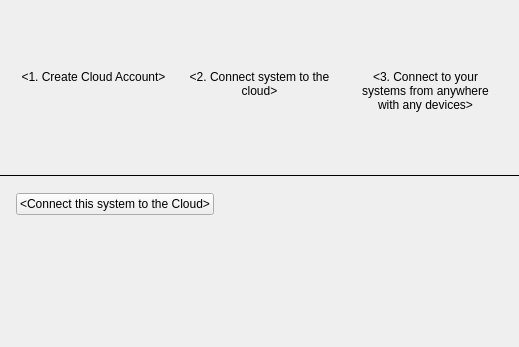
Above: vms/client/nx_vms_client_desktop/src/ui/widgets/system_settings/cloud_management_widget.ui from networkoptix/nx_open before the change. Below: the same form after it.
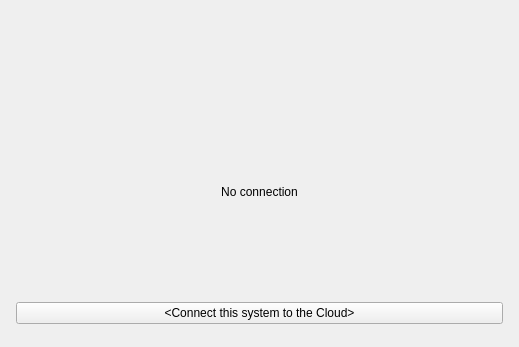
That is the form after the change. Custom widgets are drawn as their Qt base class.

Commit message: VMS-47270: Update appearance of 'Cloud' tab of System Administration dialog

The edit to the form file:
```diff
--- a/vms/client/nx_vms_client_desktop/src/ui/widgets/system_settings/cloud_management_widget.ui
+++ b/vms/client/nx_vms_client_desktop/src/ui/widgets/system_settings/cloud_management_widget.ui
@@ -34,184 +34,145 @@
      <widget class="QWidget" name="notLinkedPage">
       <layout class="QVBoxLayout" name="verticalLayout_2">
        <property name="spacing">
-        <number>0</number>
-       </property>
-       <property name="leftMargin">
-        <number>0</number>
+        <number>16</number>
        </property>
        <property name="topMargin">
-        <number>0</number>
-       </property>
-       <property name="rightMargin">
-        <number>0</number>
+        <number>16</number>
        </property>
        <property name="bottomMargin">
-        <number>0</number>
+        <number>16</number>
        </property>
        <item>
-        <widget class="nx::vms::client::desktop::Panel" name="introWidget" native="true">
-         <layout class="QGridLayout" name="introLayout" columnstretch="1,0,1,0,1">
-          <property name="leftMargin">
-           <number>20</number>
-          </property>
-          <property name="topMargin">
-           <number>40</number>
-          </property>
-          <property name="rightMargin">
-           <number>20</number>
-          </property>
-          <property name="bottomMargin">
-           <number>16</number>
-          </property>
-          <property name="verticalSpacing">
-           <number>16</number>
-          </property>
-          <item row="0" column="3" rowspan="2">
-           <widget class="QLabel" name="arrow2Label">
-            <property name="text">
-             <string notr="true"/>
-            </property>
-           </widget>
-          </item>
-          <item row="0" column="1" rowspan="2">
-           <widget class="QLabel" name="arrow1Label">
-            <property name="text">
-             <string notr="true"/>
-            </property>
-           </widget>
-          </item>
-          <item row="1" column="2">
-           <widget class="QLabel" name="promo2TextLabel">
-            <property name="text">
-             <string notr="true">&lt;2. Connect system
-to the cloud&gt;</string>
-            </property>
-            <property name="alignment">
-             <set>Qt::AlignHCenter|Qt::AlignTop</set>
-            </property>
-            <property name="wordWrap">
-             <bool>true</bool>
-            </property>
-           </widget>
-          </item>
-          <item row="1" column="4">
-           <widget class="QLabel" name="promo3TextLabel">
-            <property name="text">
-             <string notr="true">&lt;3. Connect to your systems
-from anywhere with any
-devices&gt;</string>
-            </property>
-            <property name="alignment">
-             <set>Qt::AlignHCenter|Qt::AlignTop</set>
-            </property>
-            <property name="wordWrap">
-             <bool>true</bool>
-            </property>
-           </widget>
-          </item>
-          <item row="0" column="2">
-           <widget class="QLabel" name="promo2Label">
-            <property name="text">
-             <string/>
-            </property>
-            <property name="alignment">
-             <set>Qt::AlignCenter</set>
-            </property>
-           </widget>
-          </item>
-          <item row="3" column="0" colspan="5">
-           <widget class="QLabel" name="learnMoreLabel">
-            <property name="text">
-             <string notr="true">&lt;Learn more about the cloud&gt;</string>
-            </property>
-            <property name="alignment">
-             <set>Qt::AlignCenter</set>
-            </property>
-            <property name="openExternalLinks">
-             <bool>true</bool>
-            </property>
-           </widget>
-          </item>
-          <item row="0" column="4">
-           <widget class="QLabel" name="promo3Label">
-            <property name="text">
-             <string/>
-            </property>
-            <property name="alignment">
-             <set>Qt::AlignCenter</set>
-            </property>
-           </widget>
-          </item>
-          <item row="0" column="0">
-           <widget class="QLabel" name="promo1Label">
-            <property name="text">
-             <string/>
-            </property>
-            <property name="alignment">
-             <set>Qt::AlignCenter</set>
-            </property>
-           </widget>
-          </item>
-          <item row="1" column="0">
-           <widget class="QLabel" name="promo1TextLabel">
-            <property name="text">
-             <string notr="true">&lt;1. Create
-Cloud Account&gt;</string>
-            </property>
-            <property name="alignment">
-             <set>Qt::AlignHCenter|Qt::AlignTop</set>
-            </property>
-            <property name="wordWrap">
-             <bool>true</bool>
-            </property>
-           </widget>
-          </item>
-          <item row="2" column="0" colspan="5">
-           <spacer name="introSpacer">
-            <property name="orientation">
-             <enum>Qt::Vertical</enum>
-            </property>
-            <property name="sizeType">
-             <enum>QSizePolicy::Fixed</enum>
-            </property>
-            <property name="sizeHint" stdset="0">
-             <size>
-              <width>20</width>
-              <height>16</height>
-             </size>
-            </property>
-           </spacer>
-          </item>
-         </layout>
-        </widget>
-       </item>
-       <item>
-        <widget class="Line" name="line">
-         <property name="frameShadow">
-          <enum>QFrame::Plain</enum>
-         </property>
+        <spacer name="notLinkedPageTopSpacer">
          <property name="orientation">
-          <enum>Qt::Horizontal</enum>
+          <enum>Qt::Vertical</enum>
+         </property>
+        </spacer>
+       </item>
+       <item>
+        <widget class="QLabel" name="notLinkedPlaceholderImageLabel">
+         <property name="text">
+          <string notr="true">&lt;Placeholder image&gt;</string>
+         </property>
+         <property name="alignment">
+          <set>Qt::AlignCenter</set>
          </property>
         </widget>
        </item>
        <item>
-        <layout class="QHBoxLayout" name="horizontalLayout_2">
+        <layout class="QVBoxLayout" name="placeholderTextsLayout">
          <property name="spacing">
           <number>8</number>
          </property>
          <property name="leftMargin">
-          <number>16</number>
+          <number>0</number>
          </property>
          <property name="topMargin">
-          <number>16</number>
+          <number>0</number>
+         </property>
+         <property name="bottomMargin">
+          <number>0</number>
+         </property>
+         <item>
+          <widget class="QLabel" name="placeholderCaptionLabel">
+           <property name="text">
+            <string>No connection</string>
+           </property>
+           <property name="alignment">
+            <set>Qt::AlignCenter</set>
+           </property>
+          </widget>
+         </item>
+         <item>
+          <layout class="QHBoxLayout" name="placeholderDescriptionLayout" stretch="1,1,1">
+           <property name="spacing">
+            <number>0</number>
+           </property>
+           <property name="leftMargin">
+            <number>0</number>
+           </property>
+           <property name="topMargin">
+            <number>0</number>
+           </property>
+           <property name="rightMargin">
+            <number>0</number>
+           </property>
+           <property name="bottomMargin">
+            <number>0</number>
+           </property>
+           <item>
+            <spacer name="placeholderDescriptionLeftSpacer">
+             <property name="orientation">
+              <enum>Qt::Horizontal</enum>
+             </property>
+             <property name="sizeHint" stdset="0">
+              <size>
+               <width>0</width>
+               <height>0</height>
+              </size>
+             </property>
+            </spacer>
+           </item>
+           <item>
+            <widget class="QLabel" name="placeholderDescriptionLabel">
+             <property name="minimumSize">
+              <size>
+               <width>240</width>
+               <height>0</height>
+              </size>
+             </property>
+             <property name="text">
+              <string notr="true">&lt;Description&gt;</string>
+             </property>
+             <property name="alignment">
+              <set>Qt::AlignCenter</set>
+             </property>
+             <property name="wordWrap">
+              <bool>true</bool>
+             </property>
+            </widget>
+           </item>
+           <item>
+            <spacer name="placeholderDescriptionRightSpacer">
+             <property name="orientation">
+              <enum>Qt::Horizontal</enum>
+             </property>
+             <property name="sizeHint" stdset="0">
+              <size>
+               <width>0</width>
+               <height>0</height>
+              </size>
+             </property>
+            </spacer>
+           </item>
+          </layout>
+         </item>
+        </layout>
+       </item>
+       <item>
+        <layout class="QHBoxLayout" name="linkButtonLayout">
+         <property name="spacing">
+          <number>0</number>
+         </property>
+         <property name="leftMargin">
+          <number>0</number>
+         </property>
+         <property name="topMargin">
+          <number>0</number>
          </property>
          <property name="rightMargin">
-          <number>16</number>
+          <number>0</number>
          </property>
          <property name="bottomMargin">
-          <number>16</number>
+          <number>0</number>
          </property>
+         <item>
+          <spacer name="linkButtonLeftSpacer">
+           <property name="orientation">
+            <enum>Qt::Horizontal</enum>
+           </property>
+          </spacer>
+         </item>
          <item>
           <widget class="QPushButton" name="linkButton">
            <property name="text">
@@ -220,16 +181,10 @@
           </widget>
          </item>
          <item>
-          <spacer name="horizontalSpacer_2">
+          <spacer name="linkButtonRightSpacer">
            <property name="orientation">
             <enum>Qt::Horizontal</enum>
            </property>
-           <property name="sizeHint" stdset="0">
-            <size>
-             <width>40</width>
-             <height>20</height>
-            </size>
-           </property>
           </spacer>
          </item>
         </layout>
@@ -239,12 +194,6 @@
          <property name="orientation">
           <enum>Qt::Vertical</enum>
          </property>
-         <property name="sizeHint" stdset="0">
-          <size>
-           <width>20</width>
-           <height>40</height>
-          </size>
-         </property>
         </spacer>
        </item>
       </layout>
@@ -388,6 +337,12 @@
    <extends>QPushButton</extends>
    <header location="global">nx/vms/client/desktop/common/widgets/busy_indicator_button.h</header>
   </customwidget>
+  <customwidget>
+   <class>nx::vms::client::desktop::BusyIndicatorWidget</class>
+   <extends>QWidget</extends>
+   <header location="global">nx/vms/client/desktop/common/widgets/busy_indicator.h</header>
+   <container>1</container>
+  </customwidget>
  </customwidgets>
  <resources/>
  <connections/>
```
Left out of the diff: 95 changed lines with no effect on the pictures. The commit also changes 3 other files.
